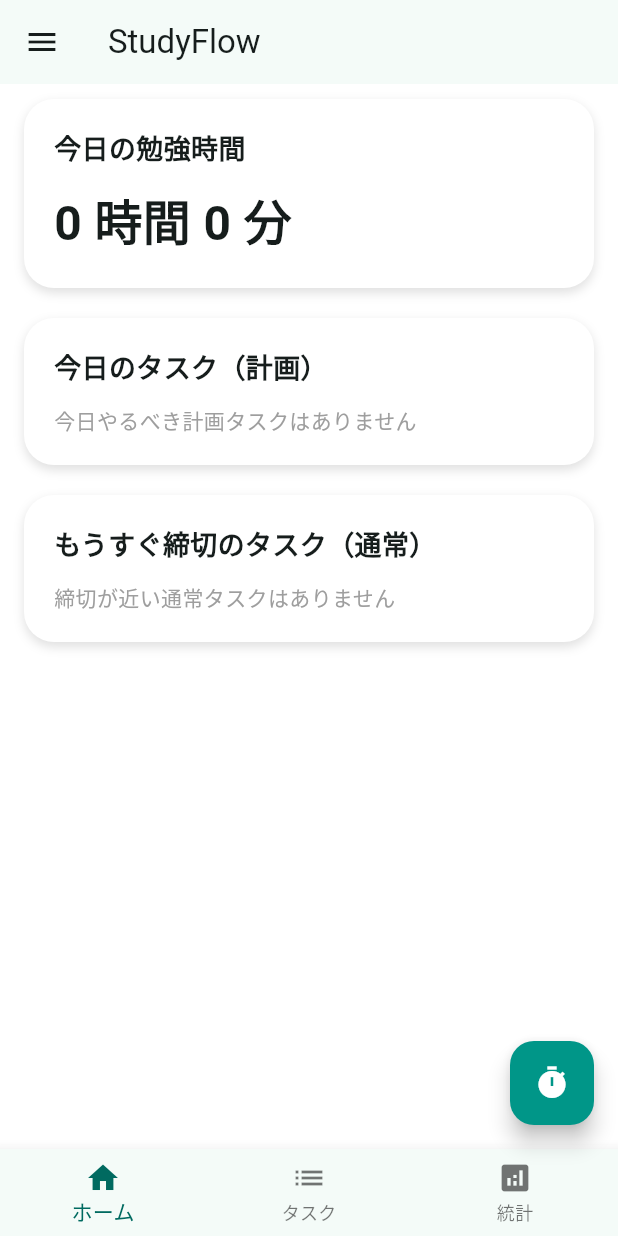
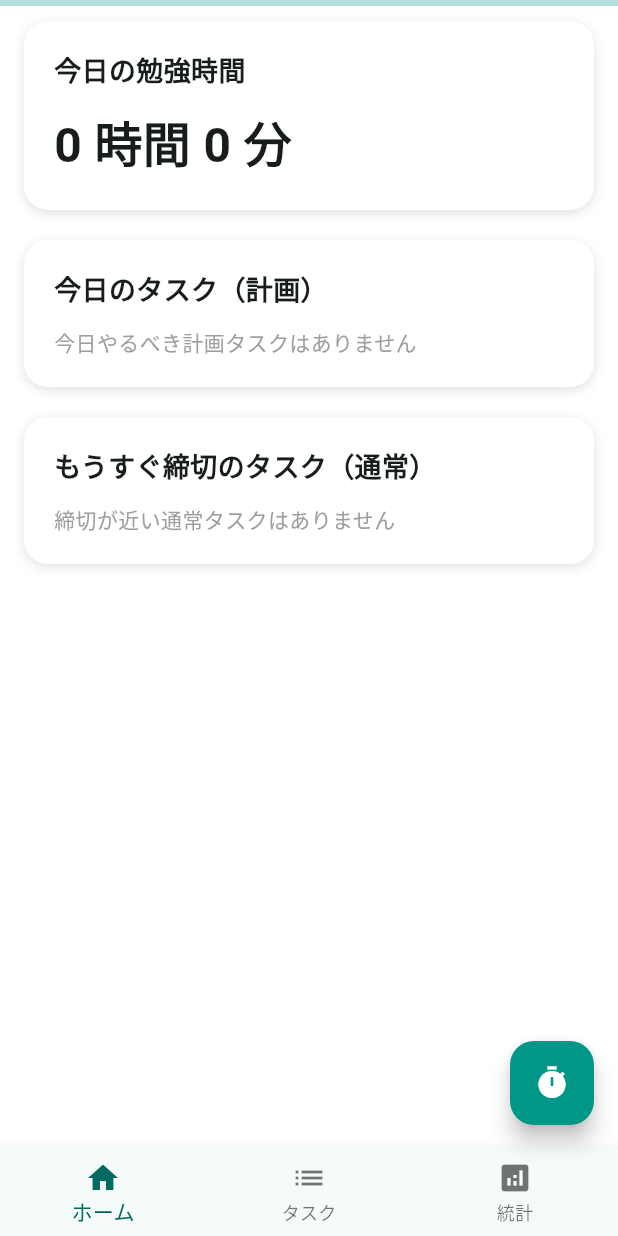
Before and after one commit to cocowahn-source/studyflow, a Flutter app: the screen it shows after launch, on a phone screen of 412 x 824 dp. Run offline on Flutter 3.47's test engine with Material 3 defaults, Android fonts, the phone set to English and light mode, and no system bars; our stand-ins replace fl_chart, hive_flutter; accounts and stored records are empty.

Commit message:
v1.0.3 UI更新

```diff
--- a/lib/screens/home_screen.dart
+++ b/lib/screens/home_screen.dart
@@ -25,29 +25,11 @@ class _HomeScreenState extends State<HomeScreen> {
 
   late Box _subjectsBox;
 
-  late List<Subject> subjects = [
-    Subject(
-      id: const Uuid().v4(),
-      name: "英語",
-      goalType: GoalType.time,
-      goalAmount: 600,
-      deadline: DateTime.now().add(const Duration(days: 30)),
-      color: Subject.presetColors[0],
-    ),
-    Subject(
-      id: const Uuid().v4(),
-      name: "数学",
-      goalType: GoalType.time,
-      goalAmount: 600,
-      deadline: DateTime.now().add(const Duration(days: 30)),
-      color: Subject.presetColors[1],
-    ),
-  ];
+  late List<Subject> subjects = [];
 
   @override
   void initState() {
     super.initState();
-    // main.dart で openBox 済みなので、そのインスタンスを取得するだけ
     _subjectsBox = Hive.box('subjects');
     _loadSubjects();
   }
@@ -59,24 +41,20 @@ void _loadSubjects() {
       if (saved is List) {
         subjects = saved.map((e) {
           if (e is Map) {
-          // fromMap 内部で DateTime / String 両方対応
             return Subject.fromMap(Map<dynamic, dynamic>.from(e));
           } else {
             throw Exception('Invalid subject data element: $e');
           }
         }).toList();
       } else {
-      // 型が List じゃない場合も含めてデフォルトに戻す
         _setDefaultSubjects();
       }
     } catch (e) {
-    // ここに来たら一旦全部捨ててデフォルトに戻す
       print('Failed to load subjects: $e');
       _setDefaultSubjects();
     }
   }
 
-/// デフォルト科目を設定して保存
   void _setDefaultSubjects() {
     subjects = [
       Subject(
@@ -99,18 +77,16 @@ void _setDefaultSubjects() {
     _saveSubjects();
   }
 
-
   void _saveSubjects() {
     final data = subjects.map((s) => s.toMap()).toList();
     _subjectsBox.put('subjects', data);
   }
 
-
   void _addSubject(String name) {
     setState(() {
-      final nextColor = Subject.presetColors[
-        subjects.length % Subject.presetColors.length
-      ];
+      final nextColor =
+          Subject.presetColors[subjects.length % Subject.presetColors.length];
+
       subjects.add(
         Subject(
           id: const Uuid().v4(),
@@ -132,6 +108,25 @@ void _setDefaultSubjects() {
     });
   }
 
+  PreferredSizeWidget _buildAppBar() {
+    const barColor = Color(0xFFB2DFDB);
+
+    if (_selectedIndex == 1) {
+      // タスクタブ：タイトルを表示
+      return AppBar(
+        backgroundColor: barColor,
+        title: const Text('タスク一覧'),
+        centerTitle: false,
+      );
+    } else {
+      // ホーム & 統計タブ：うす緑のラインだけ
+      return AppBar(
+        backgroundColor: barColor,
+        toolbarHeight: 4, // 細いラインにする
+        elevation: 0,
+      );
+    }
+  }
 
   @override
   Widget build(BuildContext context) {
@@ -149,17 +144,7 @@ void _setDefaultSubjects() {
     ];
 
     return Scaffold(
-      appBar: AppBar(
-        title: const Text('StudyFlow'),
-        leading: Builder(
-          builder: (context) {
-            return IconButton(
-              icon: const Icon(Icons.menu),
-              onPressed: () => Scaffold.of(context).openDrawer(),
-            );
-          },
-        ),
-      ),
+      appBar: _buildAppBar(),
       drawer: Drawer(
         child: ListView(
           children: [
@@ -173,7 +158,7 @@ void _setDefaultSubjects() {
               leading: const Icon(Icons.book),
               title: const Text('科目の編集'),
               onTap: () {
-                Navigator.pop(context); // Drawer を閉じる
+                Navigator.pop(context);
                 Navigator.push(
                   context,
                   MaterialPageRoute(
@@ -191,6 +176,7 @@ void _setDefaultSubjects() {
       ),
       body: screens[_selectedIndex],
 
+      // ホームタブだけストップウォッチボタン
       floatingActionButton: _selectedIndex == 0
           ? FloatingActionButton(
               onPressed: () {
@@ -205,7 +191,7 @@ floatingActionButton: _selectedIndex == 0
                   ),
                 );
               },
-              backgroundColor: Colors.teal, // ティール色
+              backgroundColor: Colors.teal,
               child: const Icon(
                 Icons.timer,
                 color: Colors.white,
@@ -233,6 +219,5 @@ floatingActionButton: _selectedIndex == 0
         ],
       ),
     );
-
   }
 }
--- a/lib/screens/home_tab.dart
+++ b/lib/screens/home_tab.dart
@@ -20,23 +20,20 @@ class HomeTab extends StatefulWidget {
 }
 
 class _HomeTabState extends State<HomeTab> {
-  /// 今日（≒一番新しいログ）の勉強時間（分）
+  /// 今日（= 今日の日付のログ）の総勉強時間（分）
   int _getTodayMinutes() {
     if (widget.logManager.allLogs.isEmpty) return 0;
-
-    final latestEntry = widget.logManager.allLogs.entries.reduce(
-      (a, b) => a.key.isAfter(b.key) ? a : b,
-    );
-
-    return latestEntry.value.totalMinutes;
+    final todayLog = widget.logManager.getTodayLog();
+    return todayLog.totalMinutes;
   }
 
-  /// 今日、そのタスクで記録した量（ページ/回）
+  /// 今日、そのタスクで記録した量（ページ/回など）
   int _getTodayDoneForTask(Task task) {
     final todayLog = widget.logManager.getTodayLog();
     return todayLog.amountByTask[task.title] ?? 0;
   }
 
+  /// 進捗入力ダイアログ
   void _showDoneDialog(Task task, BuildContext context) {
     final controller = TextEditingController();
 
@@ -75,7 +72,7 @@ class _HomeTabState extends State<HomeTab> {
     );
   }
 
-  /// 共通：白カードUI
+  /// 共通の白カード UI
   Widget _whiteCard({
     required String title,
     required Widget child,
@@ -86,12 +83,12 @@ class _HomeTabState extends State<HomeTab> {
       padding: padding,
       decoration: BoxDecoration(
         color: Colors.white,
-        borderRadius: BorderRadius.circular(20),
+        borderRadius: BorderRadius.circular(16),
         boxShadow: const [
           BoxShadow(
             color: Colors.black12,
-            blurRadius: 5,
-            offset: Offset(0, 3),
+            blurRadius: 6,
+            offset: Offset(0, 2),
           )
         ],
       ),
@@ -110,28 +107,53 @@ class _HomeTabState extends State<HomeTab> {
   }
 
   /// 今日の計画タスク（今日実行日のものだけ）
+  /// 今日のノルマを達成したタスクは表示しない
+  /// 残りノルマが多い順にソート
   Widget _buildTodayTasksSection(BuildContext context) {
-    final todayTasks = widget.tasks.where((task) {
+    // まずは「今日実行」の計画タスクだけ取ってくる
+    final allTodayTasks = widget.tasks.where((task) {
       return task.isPlanned &&
           task.dueDate != null &&
           task.isTodayExecutionDate();
     }).toList();
 
-    if (todayTasks.isEmpty) {
+    // 「今日のノルマ」を計算しつつ、達成済みは除外・残りノルマでソート
+    final List<_TodayTaskInfo> todayInfos = [];
+
+    for (final task in allTodayTasks) {
+      final todayPlan = task.todayAmount; // 今日のノルマ
+      final doneToday = _getTodayDoneForTask(task); // 今日やった量
+      final remainingToday = todayPlan - doneToday;
+
+      // ノルマを達成していればホームからは非表示
+      if (remainingToday <= 0) continue;
+
+      todayInfos.add(
+        _TodayTaskInfo(
+          task: task,
+          todayPlan: todayPlan,
+          doneToday: doneToday,
+          remainingToday: remainingToday,
+        ),
+      );
+    }
+
+    if (todayInfos.isEmpty) {
       return const Text(
         "今日やるべき計画タスクはありません",
         style: TextStyle(color: Colors.grey),
       );
     }
 
+    // 残りノルマが多い順にソート（大きい→小さい）
+    todayInfos.sort(
+      (a, b) => b.remainingToday.compareTo(a.remainingToday),
+    );
+
     final List<Widget> rows = [];
-    for (int i = 0; i < todayTasks.length; i++) {
-      final task = todayTasks[i];
-      final todayPlan = task.todayAmount;
-      final doneToday = _getTodayDoneForTask(task);
-      final remainingToday =
-          (todayPlan - doneToday).clamp(0, double.infinity);
-
+    for (int i = 0; i < todayInfos.length; i++) {
+      final info = todayInfos[i];
+      final task = info.task;
       final unit = task.unit ?? "";
 
       rows.add(
@@ -152,22 +174,23 @@ class _HomeTabState extends State<HomeTab> {
                   ),
                   const SizedBox(height: 4),
                   Text(
-                    "今日のノルマ: ${todayPlan.toStringAsFixed(1)} $unit",
+                    "今日のノルマ: ${info.todayPlan.toStringAsFixed(1)} $unit",
                     style: const TextStyle(fontSize: 12),
                   ),
                   Text(
-                    "今日やった: $doneToday $unit / 残り: ${remainingToday.toStringAsFixed(1)} $unit",
+                    "今日やった: ${info.doneToday} $unit / 残り: ${info.remainingToday.toStringAsFixed(1)} $unit",
                     style: const TextStyle(fontSize: 12),
                   ),
                 ],
               ),
             ),
             const SizedBox(width: 8),
+
             ElevatedButton(
               onPressed: () => _showDoneDialog(task, context),
               style: ElevatedButton.styleFrom(
-                padding: const EdgeInsets.symmetric(
-                    vertical: 8, horizontal: 12),
+                padding:
+                    const EdgeInsets.symmetric(vertical: 8, horizontal: 12),
               ),
               child: const Text(
                 "進捗を記録",
@@ -178,7 +201,7 @@ class _HomeTabState extends State<HomeTab> {
         ),
       );
 
-      if (i < todayTasks.length - 1) {
+      if (i < todayInfos.length - 1) {
         rows.add(const Divider(
           height: 18,
           thickness: 1,
@@ -190,7 +213,7 @@ class _HomeTabState extends State<HomeTab> {
     return Column(children: rows);
   }
 
-  /// もうすぐ締切の通常タスク
+  /// もうすぐ締切の通常タスク（isPlanned = false）
   Widget _buildUpcomingDeadlineSection() {
     final normalTasks = widget.tasks.where((task) {
       return !task.isPlanned && task.dueDate != null;
@@ -203,13 +226,14 @@ class _HomeTabState extends State<HomeTab> {
       );
     }
 
+    // 期限が近い順にソート
     normalTasks.sort((a, b) => a.dueDate!.compareTo(b.dueDate!));
+
     final top3 = normalTasks.take(3).toList();
+    final List<Widget> rows = [];
 
-    final List<Widget> rows = [];
     for (int i = 0; i < top3.length; i++) {
       final task = top3[i];
-
       final now = DateTime.now();
       final today = DateTime(now.year, now.month, now.day);
       final due = DateTime(
@@ -230,9 +254,7 @@ class _HomeTabState extends State<HomeTab> {
 
       rows.add(
         Row(
-          crossAxisAlignment: CrossAxisAlignment.start,
           children: [
-            // 左側
             Expanded(
               child: Column(
                 crossAxisAlignment: CrossAxisAlignment.start,
@@ -251,7 +273,10 @@ class _HomeTabState extends State<HomeTab> {
                   ),
                   Text(
                     label,
-                    style: const TextStyle(fontSize: 12, color: Colors.red),
+                    style: const TextStyle(
+                      fontSize: 12,
+                      color: Colors.red,
+                    ),
                   ),
                 ],
               ),
@@ -289,6 +314,7 @@ class _HomeTabState extends State<HomeTab> {
     return SafeArea(
       child: ListView(
         children: [
+          // 今日の勉強時間カード
           _whiteCard(
             title: "今日の勉強時間",
             child: Text(
@@ -300,11 +326,13 @@ class _HomeTabState extends State<HomeTab> {
             ),
           ),
 
+          // 今日の計画タスク
           _whiteCard(
             title: "今日のタスク（計画）",
             child: _buildTodayTasksSection(context),
           ),
 
+          // もうすぐ締切の通常タスク
           _whiteCard(
             title: "もうすぐ締切のタスク（通常）",
             child: _buildUpcomingDeadlineSection(),
@@ -314,3 +342,18 @@ class _HomeTabState extends State<HomeTab> {
     );
   }
 }
+
+/// 「今日のタスク」表示用の内部クラス
+class _TodayTaskInfo {
+  final Task task;
+  final double todayPlan;
+  final int doneToday;
+  final double remainingToday;
+
+  _TodayTaskInfo({
+    required this.task,
+    required this.todayPlan,
+    required this.doneToday,
+    required this.remainingToday,
+  });
+}
--- a/pubspec.yaml
+++ b/pubspec.yaml
@@ -1,7 +1,7 @@
 name: study_flow
 description: "A new Flutter project."
 publish_to: 'none'
-version: 0.1.0
+version: 0.2.0+2
 
 environment:
   sdk: ^3.9.2
```
Also changed, not shown: lib/screens/status_screen.dart (+37 -28 lines), lib/screens/task_list_screen.dart (+16 -26 lines), 3 other files. Lines whose indentation alone changed are shown as unchanged.
